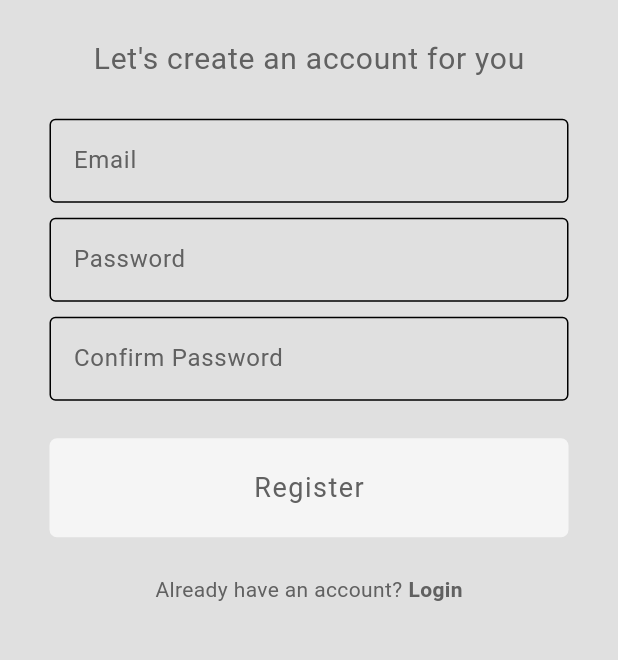
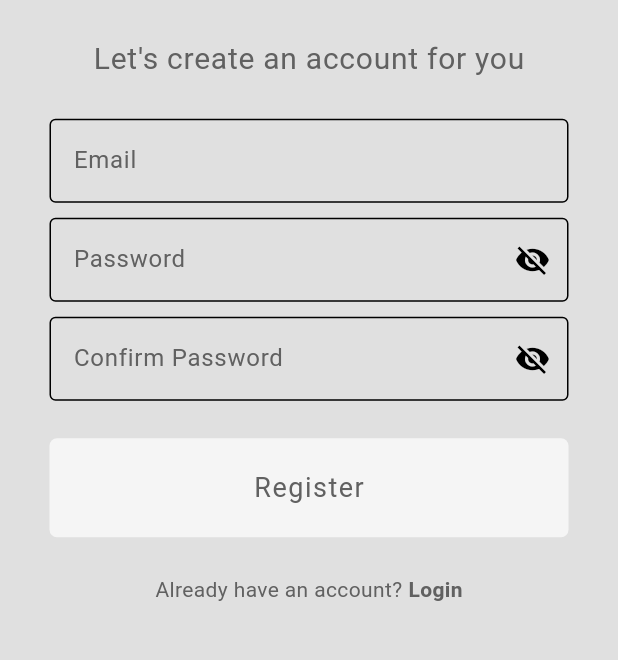
Before and after one commit to amandangol/BiteBlitz, a Flutter app: the screen it shows after launch, after a tap on "Login", after a tap on "Register Now", on a phone screen of 412 x 824 dp, the part 470-1130 px from its top. Run offline on Flutter 3.47's test engine with Material 3 defaults, Android fonts, the phone set to English and light mode, and no system bars; our stand-ins replace firebase_auth, firebase_core, flutter_credit_card; accounts and stored records are empty.

Commit message:
:zap: WIP :construction_worker:

```diff
--- a/lib/main.dart
+++ b/lib/main.dart
@@ -1,7 +1,7 @@
 import 'package:firebase_core/firebase_core.dart';
 import 'package:flutter/material.dart';
+import 'package:food_delivery_app/provider/auth_provider.dart';
 import 'package:food_delivery_app/services/auth/auth_gate.dart';
-import 'package:food_delivery_app/services/auth/login_or_register.dart';
 import 'package:food_delivery_app/firebase_options.dart';
 import 'package:food_delivery_app/models/restaurant_model.dart';
 import 'package:food_delivery_app/themes/theme_provider.dart';
@@ -19,6 +19,9 @@ void main() async {
       ),
       ChangeNotifierProvider(
         create: (context) => RestaurantModel(),
+      ),
+      ChangeNotifierProvider(
+        create: (context) => ObscureProvider(),
       ),
     ],
     child: const MyApp(),
--- /dev/null
+++ b/lib/provider/auth_provider.dart
@@ -0,0 +1,12 @@
+import 'package:flutter/material.dart';
+
+class ObscureProvider extends ChangeNotifier {
+  bool _isObscure = true;
+
+  bool get isObscure => _isObscure;
+
+  void toggleObscure() {
+    _isObscure = !_isObscure;
+    notifyListeners();
+  }
+}
--- a/lib/screens/login_screen.dart
+++ b/lib/screens/login_screen.dart
@@ -1,10 +1,14 @@
+import 'package:firebase_auth/firebase_auth.dart';
 import 'package:flutter/material.dart';
+import 'package:food_delivery_app/provider/auth_provider.dart';
 import 'package:food_delivery_app/screens/home_screen.dart';
 import 'package:food_delivery_app/screens/register_screen.dart';
 import 'package:food_delivery_app/services/auth/auth_service.dart';
 import 'package:food_delivery_app/utils/error_messages.dart';
+import 'package:food_delivery_app/utils/loading_dialog.dart';
 import 'package:food_delivery_app/widgets/my_button.dart';
 import 'package:food_delivery_app/widgets/my_textfield.dart';
+import 'package:provider/provider.dart';
 
 class LoginScreen extends StatefulWidget {
   final VoidCallback? onTap;
@@ -26,15 +30,30 @@ class _LoginScreenState extends State<LoginScreen> {
   void login() async {
     final authService = AuthService();
     try {
+      showLoadingDialog(context);
       await authService.signInwithEmailandPassword(
         emailController.text,
         passwordController.text,
       );
+      hideLoadingDialog(context);
       Navigator.push(
         context,
         MaterialPageRoute(builder: (context) => const HomeScreen()),
       );
+
+      ScaffoldMessenger.of(context).showSnackBar(
+        SnackBar(
+          backgroundColor: Colors.green,
+          content: Text("Logged in succesfully"),
+          shape: RoundedRectangleBorder(
+            borderRadius: BorderRadius.circular(10),
+          ),
+          behavior: SnackBarBehavior.floating,
+          margin: const EdgeInsets.all(10),
+        ),
+      );
     } catch (e) {
+      hideLoadingDialog(context);
       // Log the error and its type
       print("Error: $e");
       print("Error Type: ${e.runtimeType}");
@@ -52,6 +71,7 @@ class _LoginScreenState extends State<LoginScreen> {
 
   @override
   Widget build(BuildContext context) {
+    return Consumer<ObscureProvider>(builder: (context, value, child) {
       return Scaffold(
         backgroundColor: Theme.of(context).colorScheme.surface,
         body: Center(
@@ -93,6 +113,10 @@ class _LoginScreenState extends State<LoginScreen> {
                   height: 10,
                 ),
                 MyTextfield(
+                    suffixIcon: value.isObscure
+                        ? Icons.visibility
+                        : Icons.visibility_off,
+                    onTap: value.toggleObscure,
                     validator: (value) {
                       if (value == null || value.isEmpty) {
                         return "Please enter your password";
@@ -101,7 +125,7 @@ class _LoginScreenState extends State<LoginScreen> {
                     },
                     controller: passwordController,
                     hintText: "Password",
-                  obscureText: true),
+                    obscureText: value.isObscure),
                 const SizedBox(
                   height: 25,
                 ),
@@ -150,5 +174,6 @@ class _LoginScreenState extends State<LoginScreen> {
           ),
         ),
       );
+    });
   }
 }
--- a/lib/screens/payment_screen.dart
+++ b/lib/screens/payment_screen.dart
@@ -1,6 +1,7 @@
 import 'package:flutter/material.dart';
 import 'package:flutter_credit_card/flutter_credit_card.dart';
 import 'package:food_delivery_app/screens/delivery_progress_screen.dart';
+import 'package:food_delivery_app/utils/loading_dialog.dart';
 import 'package:food_delivery_app/widgets/my_button.dart';
 
 class PaymentScreen extends StatefulWidget {
@@ -62,11 +63,10 @@ class _PaymentScreenState extends State<PaymentScreen> {
             ),
             TextButton(
               onPressed: () {
-                Navigator.pop(context);
                 Navigator.push(
                     context,
                     MaterialPageRoute(
-                        builder: (context) => DeliveryProgressScreen()));
+                        builder: (context) => const DeliveryProgressScreen()));
               },
               child: Container(
                 padding: const EdgeInsets.fromLTRB(10, 5, 10, 5),
--- a/lib/screens/register_screen.dart
+++ b/lib/screens/register_screen.dart
@@ -1,10 +1,13 @@
 import 'package:flutter/material.dart';
+import 'package:food_delivery_app/provider/auth_provider.dart';
 import 'package:food_delivery_app/screens/home_screen.dart';
 import 'package:food_delivery_app/screens/login_screen.dart';
 import 'package:food_delivery_app/services/auth/auth_service.dart';
 import 'package:food_delivery_app/utils/error_messages.dart';
+import 'package:food_delivery_app/utils/loading_dialog.dart';
 import 'package:food_delivery_app/widgets/my_button.dart';
 import 'package:food_delivery_app/widgets/my_textfield.dart';
+import 'package:provider/provider.dart';
 
 class RegisterScreen extends StatefulWidget {
   final VoidCallback? onTap;
@@ -29,10 +32,13 @@ class _RegisterScreenState extends State<RegisterScreen> {
     final authService = AuthService();
 
     try {
+      showLoadingDialog(context);
       await authService.signUpwithEmailandPassword(
         emailController.text,
         passwordController.text,
       );
+      hideLoadingDialog(context);
+
       Navigator.push(
         context,
         MaterialPageRoute(
@@ -40,6 +46,8 @@ class _RegisterScreenState extends State<RegisterScreen> {
         ),
       );
     } catch (e) {
+      hideLoadingDialog(context);
+
       print("Error: $e");
       print("Error Type: ${e.runtimeType}");
 
@@ -49,6 +57,11 @@ class _RegisterScreenState extends State<RegisterScreen> {
         SnackBar(
           backgroundColor: Colors.red,
           content: Text(errorMessage),
+          shape: RoundedRectangleBorder(
+            borderRadius: BorderRadius.circular(10),
+          ),
+          behavior: SnackBarBehavior.floating,
+          margin: const EdgeInsets.all(10),
         ),
       );
     }
@@ -76,7 +89,8 @@ class _RegisterScreenState extends State<RegisterScreen> {
             // Add SingleChildScrollView to prevent overflow issues
             padding:
                 const EdgeInsets.all(16.0), // Add padding for better spacing
-            child: Column(
+            child: Consumer<ObscureProvider>(builder: (context, value, child) {
+              return Column(
                 mainAxisAlignment: MainAxisAlignment.center,
                 children: [
                   // logo
@@ -123,7 +137,11 @@ class _RegisterScreenState extends State<RegisterScreen> {
                     },
                     controller: passwordController,
                     hintText: "Password",
-                  obscureText: true,
+                    obscureText: value.isObscure,
+                    suffixIcon: value.isObscure
+                        ? Icons.visibility_off
+                        : Icons.visibility,
+                    onTap: value.toggleObscure,
                   ),
                   const SizedBox(height: 10),
 
@@ -140,7 +158,11 @@ class _RegisterScreenState extends State<RegisterScreen> {
                     },
                     controller: confirmPasswordController,
                     hintText: "Confirm Password",
-                  obscureText: true,
+                    obscureText: value.isObscure,
+                    suffixIcon: value.isObscure
+                        ? Icons.visibility_off
+                        : Icons.visibility,
+                    onTap: value.toggleObscure,
                   ),
                   const SizedBox(height: 25),
 
@@ -188,7 +210,8 @@ class _RegisterScreenState extends State<RegisterScreen> {
                     ],
                   ),
                 ],
-            ),
+              );
+            }),
           ),
         ),
       ),
--- a/lib/widgets/my_textfield.dart
+++ b/lib/widgets/my_textfield.dart
@@ -3,14 +3,18 @@ import 'package:flutter/material.dart';
 class MyTextfield extends StatelessWidget {
   final TextEditingController? controller;
   final String? hintText;
-  final bool obscureText;
+  final bool? obscureText;
   final FormFieldValidator<String>? validator;
+  final IconData? suffixIcon;
+  final VoidCallback? onTap;
 
   MyTextfield(
       {super.key,
       required this.controller,
       required this.hintText,
       required this.obscureText,
+      this.suffixIcon,
+      this.onTap,
       required this.validator});
 
   @override
@@ -20,8 +24,13 @@ class MyTextfield extends StatelessWidget {
       child: TextFormField(
         validator: validator,
         controller: controller,
-        obscureText: obscureText,
+        autofocus: false,
+        obscureText: obscureText!,
         decoration: InputDecoration(
+            suffixIcon: IconButton(
+              icon: Icon(suffixIcon),
+              onPressed: onTap,
+            ),
             hintText: hintText,
             border: OutlineInputBorder(
                 borderSide:
```
Also changed, not shown: lib/screens/cart_screen.dart (+11 -0 lines), lib/screens/food_screen.dart (+5 -26 lines), lib/utils/custom_scaffold_messenger.dart (added, +26 -0 lines), lib/utils/loading_dialog.dart (added, +21 -0 lines), lib/firebase_options.dart (added), lib/utils/download_pdf.dart (deleted). Lines whose indentation alone changed are shown as unchanged.
